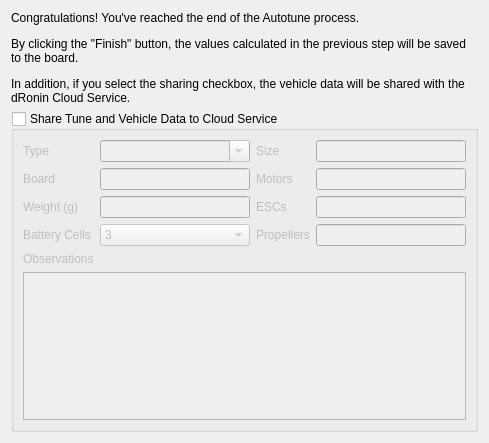
First picture: the form in ground/gcs/src/plugins/config/autotunefinalpage.ui, repository d-ronin/dRonin, before the edit.
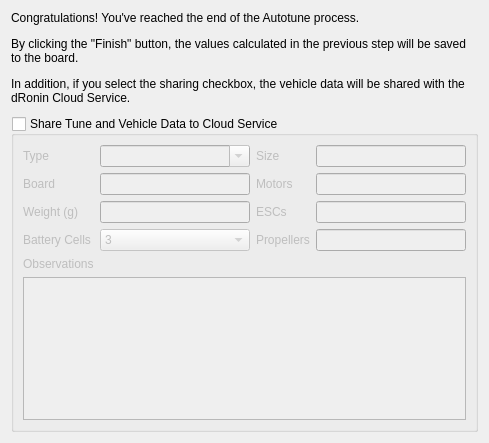
Second picture: the form after the edit.

Commit message: autotune widget: slightly improve last page look on Win

Diff of the .ui file:
```diff
--- a/ground/gcs/src/plugins/config/autotunefinalpage.ui
+++ b/ground/gcs/src/plugins/config/autotunefinalpage.ui
@@ -24,6 +24,22 @@
      </property>
     </widget>
    </item>
+   <item>
+    <spacer name="verticalSpacer">
+     <property name="orientation">
+      <enum>Qt::Vertical</enum>
+     </property>
+     <property name="sizeType">
+      <enum>QSizePolicy::MinimumExpanding</enum>
+     </property>
+     <property name="sizeHint" stdset="0">
+      <size>
+       <width>20</width>
+       <height>5</height>
+      </size>
+     </property>
+    </spacer>
+   </item>
    <item>
     <widget class="QGroupBox" name="shareBox">
      <property name="title">
```
Left out of the diff: 2 changed lines with no effect on the pictures.
